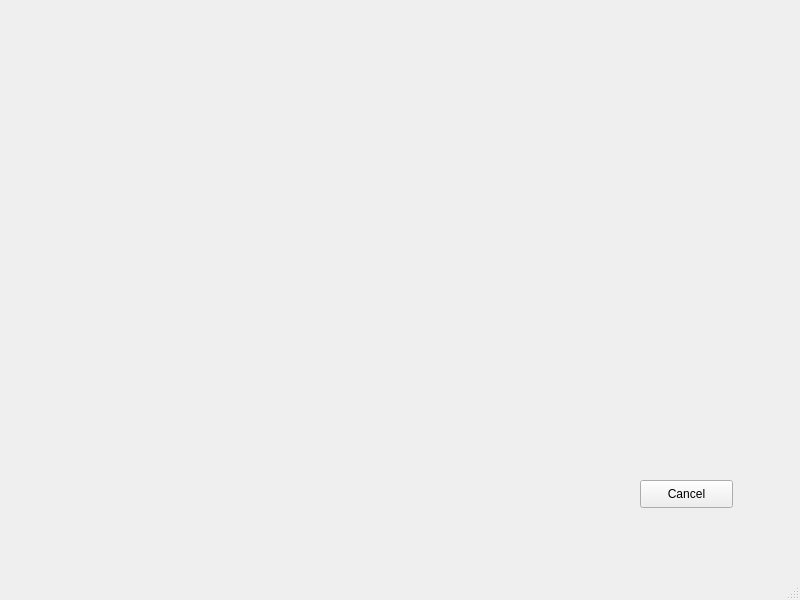
CaduRomaniello/GJR, file GJR/views/updateAirplane.ui: the form before one commit.
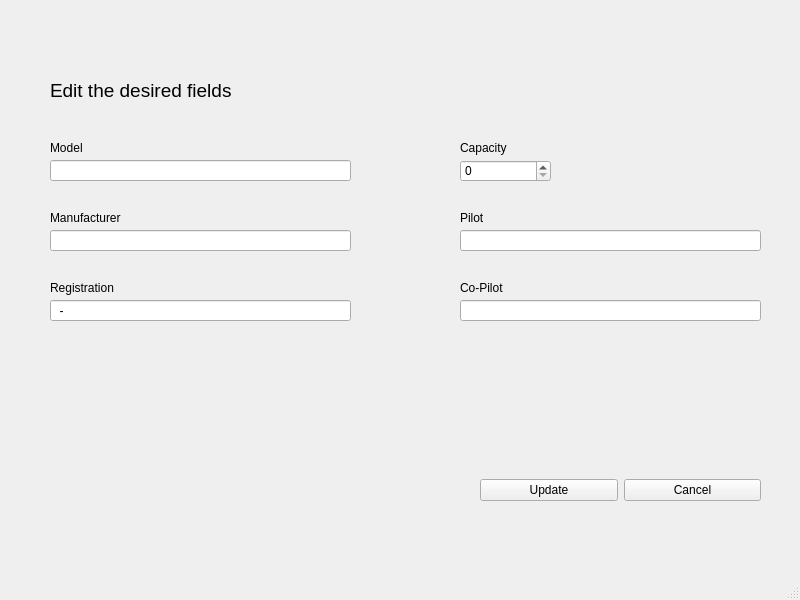
The form after the commit.

```diff
--- a/GJR/views/updateAirplane.ui
+++ b/GJR/views/updateAirplane.ui
@@ -14,18 +14,208 @@
    <string>MainWindow</string>
   </property>
   <widget class="QWidget" name="centralwidget">
-   <widget class="QPushButton" name="button_cancel">
+   <widget class="QLineEdit" name="edit_field_registration">
     <property name="geometry">
      <rect>
-      <x>640</x>
-      <y>480</y>
-      <width>93</width>
-      <height>28</height>
+      <x>50</x>
+      <y>300</y>
+      <width>301</width>
+      <height>21</height>
      </rect>
     </property>
+    <property name="inputMask">
+     <string>&gt;AA-AAA</string>
+    </property>
     <property name="text">
-     <string>Cancel</string>
+     <string>-</string>
     </property>
+    <property name="frame">
+     <bool>true</bool>
+    </property>
+    <property name="cursorPosition">
+     <number>0</number>
+    </property>
+    <property name="cursorMoveStyle">
+     <enum>Qt::LogicalMoveStyle</enum>
+    </property>
+    <property name="clearButtonEnabled">
+     <bool>false</bool>
+    </property>
+   </widget>
+   <widget class="QLineEdit" name="edit_field_manufacturer">
+    <property name="geometry">
+     <rect>
+      <x>50</x>
+      <y>230</y>
+      <width>301</width>
+      <height>21</height>
+     </rect>
+    </property>
+   </widget>
+   <widget class="QLabel" name="label_field_manufacturer">
+    <property name="geometry">
+     <rect>
+      <x>50</x>
+      <y>210</y>
+      <width>111</width>
+      <height>16</height>
+     </rect>
+    </property>
+    <property name="text">
+     <string>Manufacturer</string>
+    </property>
+   </widget>
+   <widget class="QLineEdit" name="edit_field_model">
+    <property name="geometry">
+     <rect>
+      <x>50</x>
+      <y>160</y>
+      <width>301</width>
+      <height>21</height>
+     </rect>
+    </property>
+   </widget>
+   <widget class="QLineEdit" name="edit_field_copilot">
+    <property name="geometry">
+     <rect>
+      <x>460</x>
+      <y>300</y>
+      <width>301</width>
+      <height>21</height>
+     </rect>
+    </property>
+   </widget>
+   <widget class="QLabel" name="label_field_model">
+    <property name="geometry">
+     <rect>
+      <x>50</x>
+      <y>140</y>
+      <width>55</width>
+      <height>16</height>
+     </rect>
+    </property>
+    <property name="text">
+     <string>Model</string>
+    </property>
+   </widget>
+   <widget class="QLabel" name="label_field_capacity">
+    <property name="geometry">
+     <rect>
+      <x>460</x>
+      <y>140</y>
+      <width>81</width>
+      <height>16</height>
+     </rect>
+    </property>
+    <property name="text">
+     <string>Capacity</string>
+    </property>
+   </widget>
+   <widget class="QLabel" name="label_title">
+    <property name="geometry">
+     <rect>
+      <x>50</x>
+      <y>70</y>
+      <width>401</width>
+      <height>41</height>
+     </rect>
+    </property>
+    <property name="font">
+     <font>
+      <pointsize>14</pointsize>
+     </font>
+    </property>
+    <property name="text">
+     <string>Edit the desired fields</string>
+    </property>
+   </widget>
+   <widget class="QLineEdit" name="line_edit_pilot">
+    <property name="geometry">
+     <rect>
+      <x>460</x>
+      <y>230</y>
+      <width>301</width>
+      <height>21</height>
+     </rect>
+    </property>
+   </widget>
+   <widget class="QSpinBox" name="spin_box_capacity">
+    <property name="geometry">
+     <rect>
+      <x>460</x>
+      <y>160</y>
+      <width>91</width>
+      <height>22</height>
+     </rect>
+    </property>
+    <property name="maximum">
+     <number>900</number>
+    </property>
+   </widget>
+   <widget class="QLabel" name="label_field_pilot">
+    <property name="geometry">
+     <rect>
+      <x>460</x>
+      <y>210</y>
+      <width>55</width>
+      <height>16</height>
+     </rect>
+    </property>
+    <property name="text">
+     <string>Pilot</string>
+    </property>
+   </widget>
+   <widget class="QLabel" name="label_field_registration">
+    <property name="geometry">
+     <rect>
+      <x>50</x>
+      <y>280</y>
+      <width>91</width>
+      <height>16</height>
+     </rect>
+    </property>
+    <property name="text">
+     <string>Registration</string>
+    </property>
+   </widget>
+   <widget class="QLabel" name="label_field_copilot">
+    <property name="geometry">
+     <rect>
+      <x>460</x>
+      <y>280</y>
+      <width>55</width>
+      <height>16</height>
+     </rect>
+    </property>
+    <property name="text">
+     <string>Co-Pilot</string>
+    </property>
+   </widget>
+   <widget class="QWidget" name="horizontalLayoutWidget">
+    <property name="geometry">
+     <rect>
+      <x>480</x>
+      <y>450</y>
+      <width>281</width>
+      <height>80</height>
+     </rect>
+    </property>
+    <layout class="QHBoxLayout" name="horizontalLayout">
+     <item>
+      <widget class="QPushButton" name="button_update_airplane">
+       <property name="text">
+        <string>Update</string>
+       </property>
+      </widget>
+     </item>
+     <item>
+      <widget class="QPushButton" name="button_cancel">
+       <property name="text">
+        <string>Cancel</string>
+       </property>
+      </widget>
+     </item>
+    </layout>
    </widget>
   </widget>
   <widget class="QMenuBar" name="menubar">
```
Left out of the diff: 2 changed lines with no effect on the pictures.
